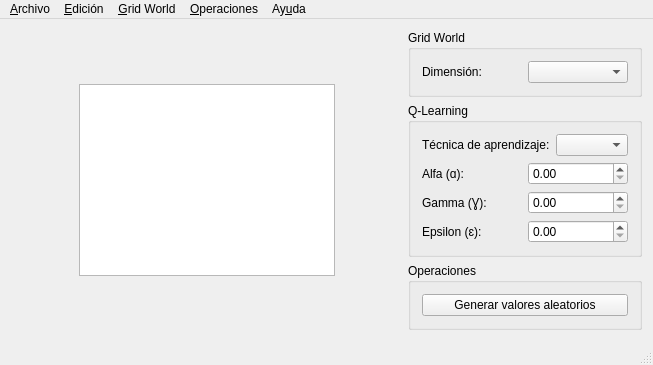
The window that gui/qt/IA2013TPIRLGUI/mainwindow.ui (ssebastianj/ia2013-tpi-rl) describes before a commit, drawn with Qt 5.
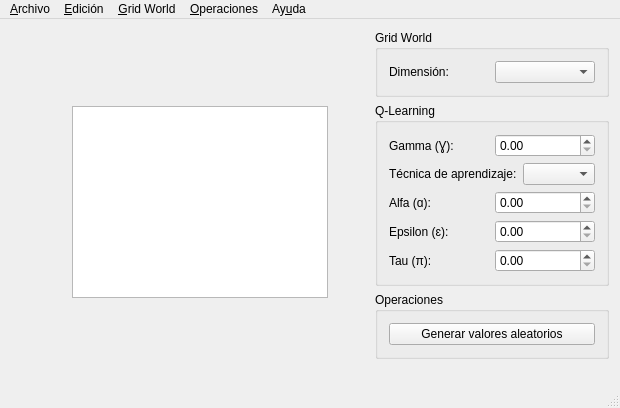
The same window after the commit.

Commit message: Cambio interfaz (antes habia puesto el simbolo de pi en vez de tau xD)

Patch:
```diff
--- a/gui/qt/IA2013TPIRLGUI/mainwindow.ui
+++ b/gui/qt/IA2013TPIRLGUI/mainwindow.ui
@@ -7,17 +7,28 @@
    <rect>
     <x>0</x>
     <y>0</y>
-    <width>653</width>
-    <height>365</height>
+    <width>620</width>
+    <height>408</height>
    </rect>
   </property>
   <property name="windowTitle">
    <string>MainWindow</string>
   </property>
   <widget class="QWidget" name="centralWidget">
-   <layout class="QGridLayout" name="gridLayout_4">
-    <item row="0" column="0">
-     <layout class="QHBoxLayout" name="horizontalLayout_6">
+   <layout class="QHBoxLayout" name="horizontalLayout_7">
+    <item>
+     <spacer name="verticalSpacer">
+      <property name="orientation">
+       <enum>Qt::Vertical</enum>
+      </property>
+      <property name="sizeHint" stdset="0">
+       <size>
+        <width>20</width>
+        <height>346</height>
+       </size>
+      </property>
+     </spacer>
+    </item>
       <item>
        <spacer name="horizontalSpacer_2">
         <property name="orientation">
@@ -82,7 +93,7 @@
        </spacer>
       </item>
       <item>
-       <layout class="QVBoxLayout" name="verticalLayout">
+     <layout class="QVBoxLayout" name="verticalLayout_3">
         <item>
          <widget class="QGroupBox" name="groupBox">
           <property name="title">
@@ -114,37 +125,9 @@
           <property name="title">
            <string>Q-Learning</string>
           </property>
-          <layout class="QGridLayout" name="gridLayout_2">
-           <item row="4" column="0">
-            <layout class="QHBoxLayout" name="horizontalLayout_5">
+        <layout class="QVBoxLayout" name="verticalLayout">
              <item>
-              <widget class="QLabel" name="label_5">
-               <property name="text">
-                <string>Epsilon (ɛ):</string>
-               </property>
-              </widget>
-             </item>
-             <item>
-              <widget class="QDoubleSpinBox" name="sbQLEpsilon"/>
-             </item>
-            </layout>
-           </item>
-           <item row="2" column="0">
-            <layout class="QHBoxLayout" name="horizontalLayout_3">
-             <item>
-              <widget class="QLabel" name="label_3">
-               <property name="text">
-                <string>Alfa (ɑ):</string>
-               </property>
-              </widget>
-             </item>
-             <item>
-              <widget class="QDoubleSpinBox" name="sbQLAlpha"/>
-             </item>
-            </layout>
-           </item>
-           <item row="3" column="0">
-            <layout class="QHBoxLayout" name="horizontalLayout_4">
+          <layout class="QHBoxLayout" name="horizontalLayout_2">
              <item>
               <widget class="QLabel" name="label_4">
                <property name="text">
@@ -157,8 +140,8 @@
              </item>
             </layout>
            </item>
-           <item row="1" column="0">
-            <layout class="QHBoxLayout" name="horizontalLayout_2">
+         <item>
+          <layout class="QHBoxLayout" name="horizontalLayout_3">
              <item>
               <widget class="QLabel" name="label_2">
                <property name="text">
@@ -174,9 +157,53 @@
              </item>
             </layout>
            </item>
+         <item>
+          <layout class="QHBoxLayout" name="horizontalLayout_4">
+           <item>
+            <widget class="QLabel" name="label_3">
+             <property name="text">
+              <string>Alfa (ɑ):</string>
+             </property>
+            </widget>
+           </item>
+           <item>
+            <widget class="QDoubleSpinBox" name="sbQLAlpha"/>
+           </item>
           </layout>
-         </widget>
-        </item>
+         </item>
+         <item>
+          <layout class="QHBoxLayout" name="horizontalLayout_5">
+           <item>
+            <widget class="QLabel" name="label_5">
+             <property name="text">
+              <string>Epsilon (ɛ):</string>
+             </property>
+            </widget>
+           </item>
+           <item>
+            <widget class="QDoubleSpinBox" name="sbQLEpsilon"/>
+           </item>
+          </layout>
+         </item>
+         <item>
+          <layout class="QHBoxLayout" name="horizontalLayout_6">
+           <item>
+            <widget class="QLabel" name="label_6">
+             <property name="text">
+              <string>Tau (π):</string>
+             </property>
+            </widget>
+           </item>
+           <item>
+            <widget class="QDoubleSpinBox" name="sbQLTau"/>
+           </item>
+          </layout>
+         </item>
+        </layout>
+       </widget>
+      </item>
+      <item>
+       <layout class="QVBoxLayout" name="verticalLayout_2">
         <item>
          <widget class="QGroupBox" name="groupBox_2">
           <property name="title">
@@ -210,19 +237,6 @@
       </item>
      </layout>
     </item>
-    <item row="1" column="0">
-     <spacer name="verticalSpacer">
-      <property name="orientation">
-       <enum>Qt::Vertical</enum>
-      </property>
-      <property name="sizeHint" stdset="0">
-       <size>
-        <width>20</width>
-        <height>40</height>
-       </size>
-      </property>
-     </spacer>
-    </item>
    </layout>
   </widget>
   <widget class="QMenuBar" name="menuBar">
@@ -230,7 +244,7 @@
     <rect>
      <x>0</x>
      <y>0</y>
-     <width>653</width>
+     <width>620</width>
      <height>21</height>
     </rect>
    </property>
```
Lines whose indentation alone changed are shown as unchanged. The commit also changes 1 other file.
